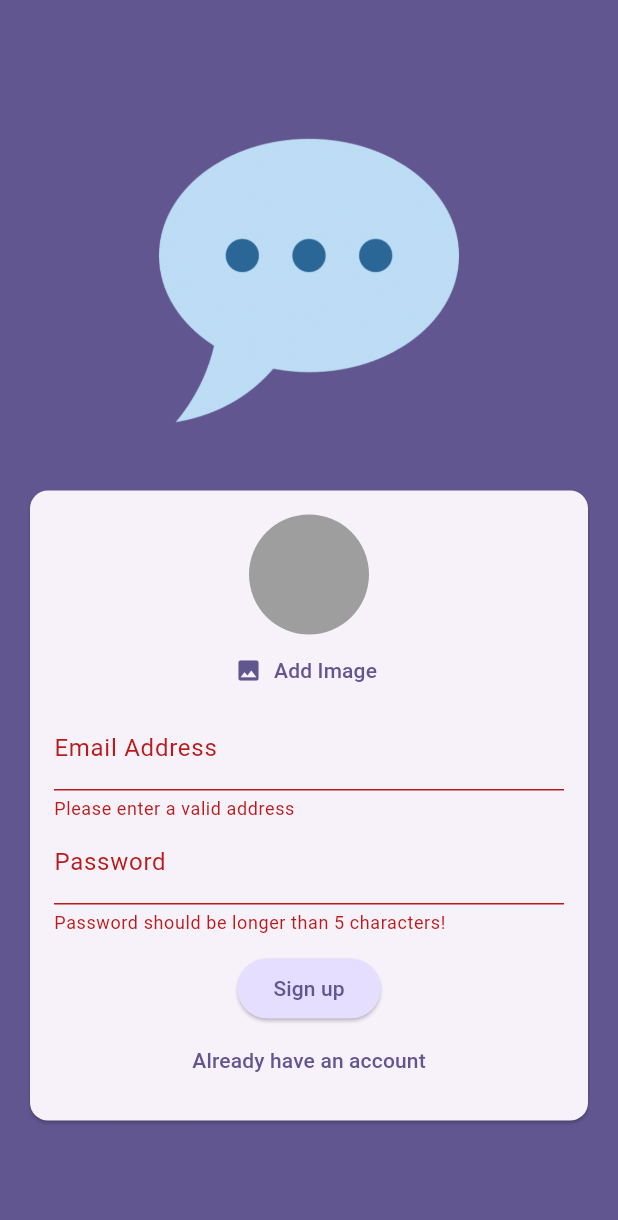
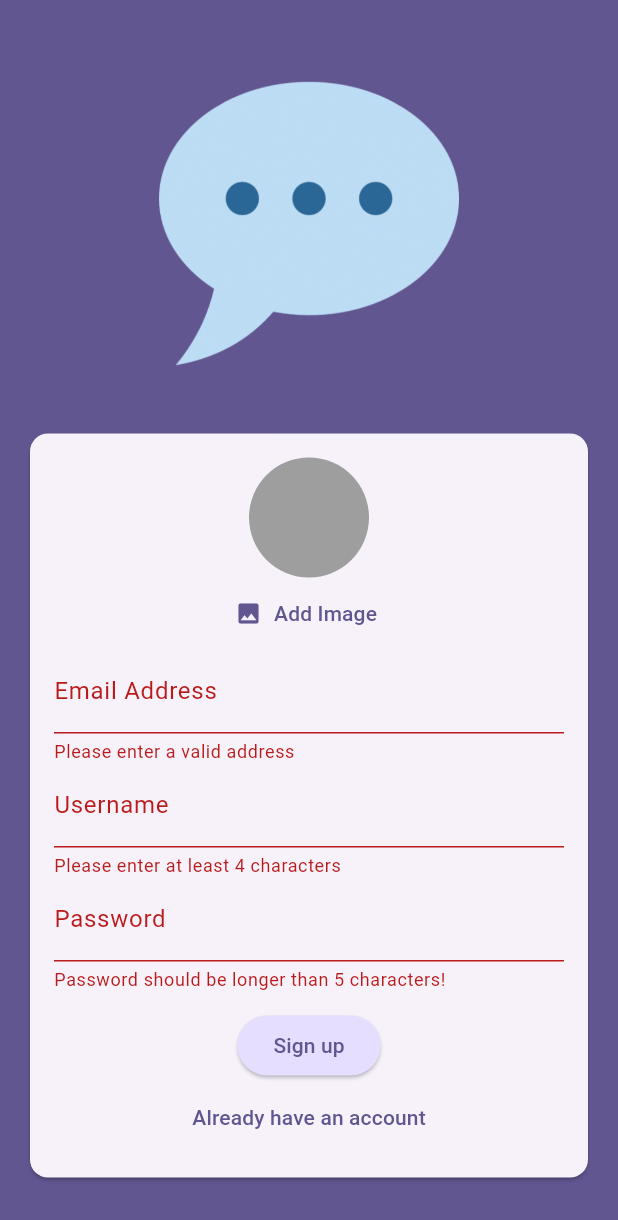
Before and after one commit to vetonmilaimi/flutter_chat_app, a Flutter app: the screen it shows after launch, after a tap on "Login", after a tap on "Create an account", after a tap on "Sign up", on a phone screen of 412 x 824 dp. Shown: the top 1220 px of the screen. Run offline on Flutter 3.47's test engine with Material 3 defaults, Android fonts, the phone set to English and light mode, and no system bars; our stand-ins replace cloud_firestore, firebase_auth, firebase_core, firebase_storage, image_picker; accounts and stored records are empty.

```diff
--- a/lib/screens/auth.dart
+++ b/lib/screens/auth.dart
@@ -1,6 +1,7 @@
 import 'dart:io';
 
 import 'package:chat_app/widgets/user_image_picker.dart';
+import 'package:cloud_firestore/cloud_firestore.dart';
 import 'package:firebase_storage/firebase_storage.dart';
 import 'package:flutter/material.dart';
 import 'package:firebase_auth/firebase_auth.dart';
@@ -22,6 +23,7 @@ class _AuthScreenState extends State<AuthScreen> {
   var _isLoginScreen = true;
   var _email = '';
   var _password = '';
+  var _username = '';
   File? _selectedImage;
   var _isAuthenticating = false;
 
@@ -41,7 +43,7 @@ class _AuthScreenState extends State<AuthScreen> {
       });
       if (_isLoginScreen) {
         // log users in
-        final userCredentials = await _firebase.signInWithEmailAndPassword(
+        await _firebase.signInWithEmailAndPassword(
             email: _email, password: _password);
       } else {
         final userCredentials = await _firebase.createUserWithEmailAndPassword(
@@ -54,7 +56,15 @@ class _AuthScreenState extends State<AuthScreen> {
 
         await storageRef.putFile(_selectedImage!);
         final imageUrl = await storageRef.getDownloadURL();
-        print(imageUrl);
+
+        await FirebaseFirestore.instance
+            .collection('users')
+            .doc(userCredentials.user!.uid)
+            .set({
+          'username': _username,
+          "email": _email,
+          "image_url": imageUrl,
+        });
       }
     } on FirebaseAuthException catch (error) {
       if (error.code == 'email-already-in-use') {
@@ -131,6 +141,23 @@ class _AuthScreenState extends State<AuthScreen> {
                               _email = value!;
                             },
                           ),
+                          if (!_isLoginScreen)
+                            TextFormField(
+                              decoration:
+                                  const InputDecoration(labelText: "Username"),
+                              enableSuggestions: false,
+                              validator: (value) {
+                                if (value == null ||
+                                    value.isEmpty ||
+                                    value.trim().length < 4) {
+                                  return 'Please enter at least 4 characters';
+                                }
+                                return null;
+                              },
+                              onSaved: (value) {
+                                _username = value!;
+                              },
+                            ),
                           TextFormField(
                             decoration: const InputDecoration(
                               labelText: 'Password',
--- a/pubspec.yaml
+++ b/pubspec.yaml
@@ -38,6 +38,7 @@ dependencies:
   firebase_auth: ^4.16.0
   firebase_storage: ^11.6.0
   image_picker: ^1.0.8
+  cloud_firestore: ^4.17.5
 
 dev_dependencies:
   flutter_test:
```
Also changed, not shown: lib/screens/chat.dart (+9 -2 lines), lib/widgets/chat_messages.dart (added, +12 -0 lines), lib/widgets/new_message.dart (added, +57 -0 lines), pubspec.lock, 4 other files.
